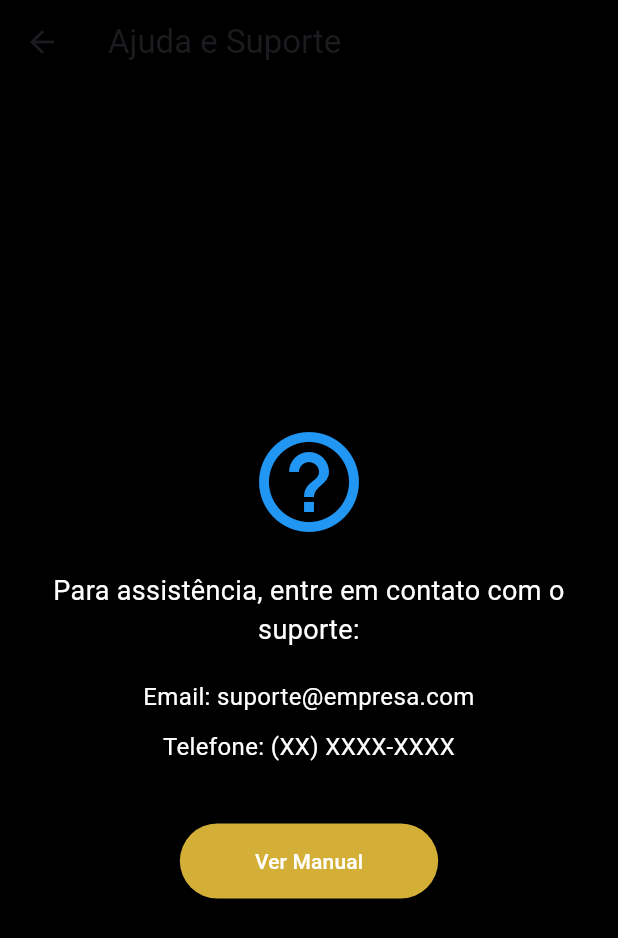
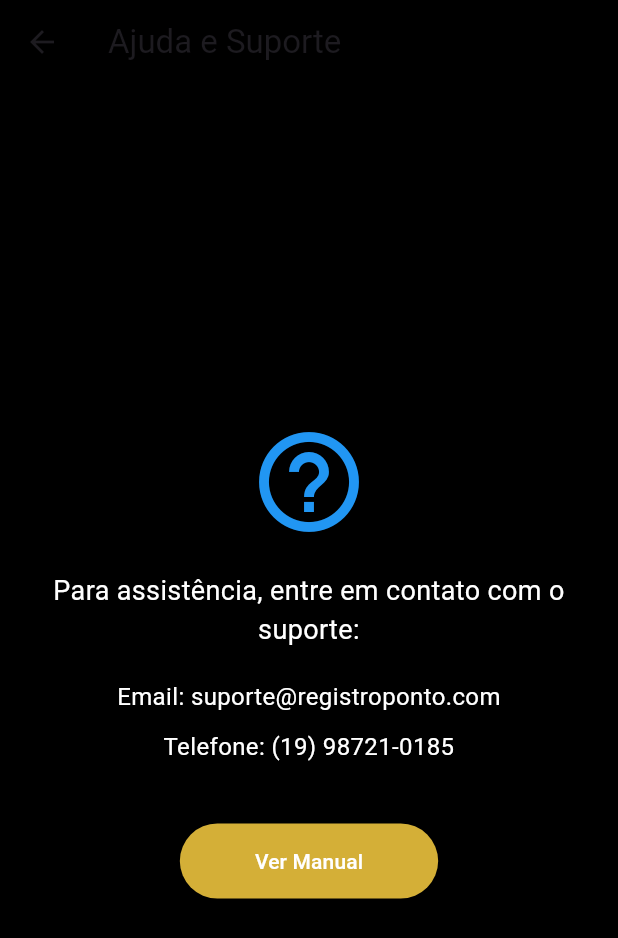
Before and after one commit to oliveiramarcelo12/AvaliacaoSomativaFlutter, a Flutter app: the HelpSupportScreen screen opened directly, on a phone screen of 412 x 824 dp. Shown: the top 938 px of the screen. Run offline on Flutter 3.47's test engine with Material 3 defaults, Android fonts, the phone set to English and light mode, and no system bars; our stand-ins replace camera, cloud_firestore, firebase_auth, firebase_core, firebase_storage, geolocator and 3 more; accounts and stored records are empty.

Commit message:
13/11/24

```diff
--- a/app_registro_ponto/lib/screens/help_support_screen.dart
+++ b/app_registro_ponto/lib/screens/help_support_screen.dart
@@ -18,8 +18,8 @@ class HelpSupportScreen extends StatelessWidget {
                 Text('  - Para registrar seu ponto, clique no botão "Registrar Ponto".'),
                 SizedBox(height: 20),
                 Text('2. Suporte:', style: TextStyle(fontWeight: FontWeight.bold)),
-                Text('  - Para assistência, entre em contato com o suporte via email: suporte@empresa.com'),
-                Text('  - Ou pelo telefone: (XX) XXXX-XXXX'),
+                Text('  - Para assistência, entre em contato com o suporte via email: suporte@registroponto.com'),
+                Text('  - Ou pelo telefone: (19) 98721-0185'),
               ],
             ),
           ),
@@ -63,13 +63,13 @@ class HelpSupportScreen extends StatelessWidget {
               ),
               SizedBox(height: 20),
               Text(
-                'Email: suporte@empresa.com',
+                'Email: suporte@registroponto.com',
                 style: TextStyle(fontSize: 16, color: Colors.white),
                 textAlign: TextAlign.center,
               ),
               SizedBox(height: 10),
               Text(
-                'Telefone: (XX) XXXX-XXXX',
+                'Telefone: (19) 98721-0185',
                 style: TextStyle(fontSize: 16, color: Colors.white),
                 textAlign: TextAlign.center,
               ),
```
